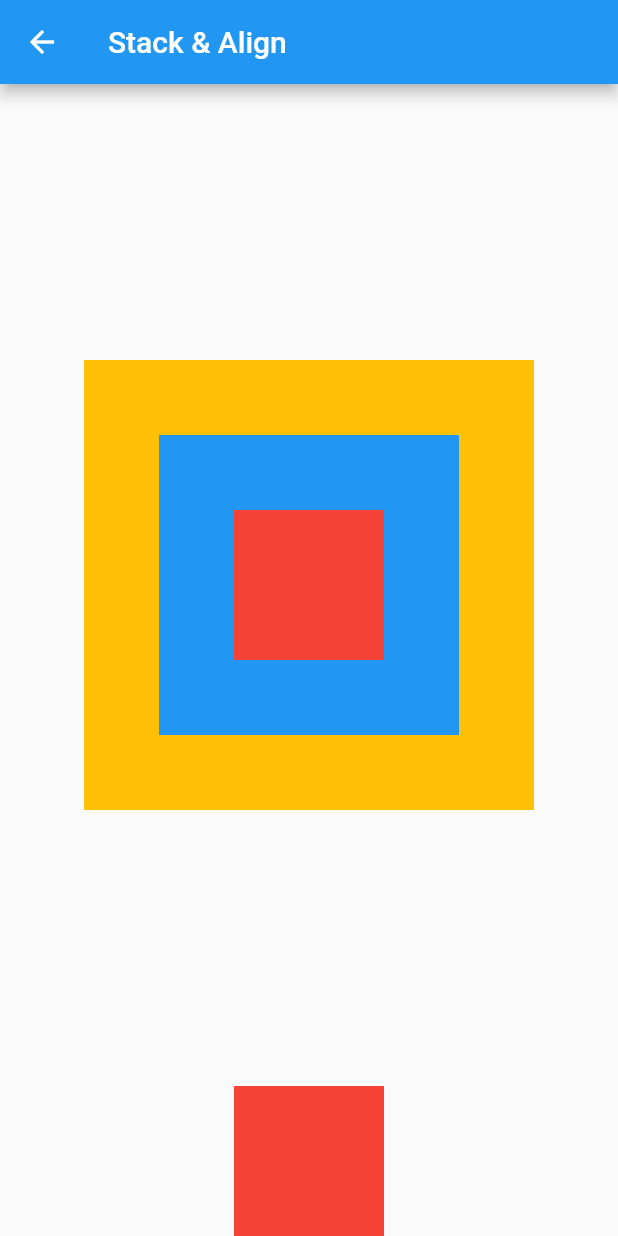
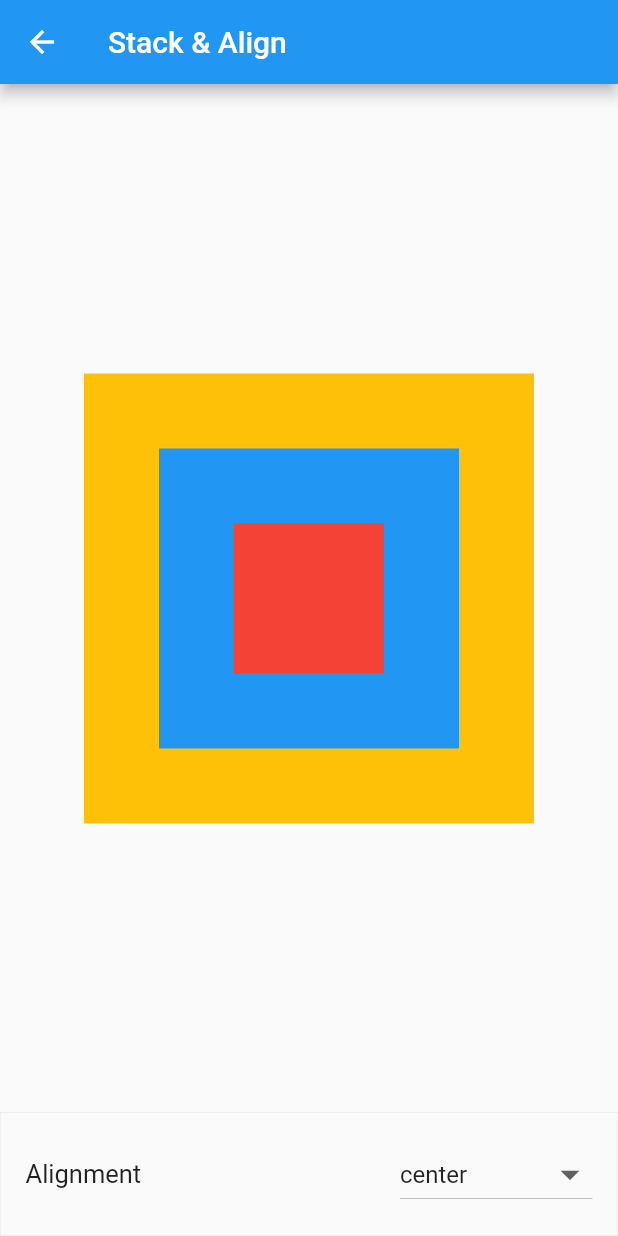
Before and after one commit to luke-nguyen-goldenowl/flutter_widget_app, a Flutter app: the StackAndAlign screen opened directly, on a phone screen of 412 x 824 dp. Run offline on Flutter 3.47's test engine with Material 2 defaults, Android fonts, the phone set to English and light mode, and no system bars.

Commit message:
update stack_and_align.dart

```diff
--- a/lib/screens/stack_and_align.dart
+++ b/lib/screens/stack_and_align.dart
@@ -1,9 +1,27 @@
 import 'package:flutter/material.dart';
 
-class StackAndAlign extends StatelessWidget {
+class StackAndAlign extends StatefulWidget {
   static const String routeName = '/stack-&-align';
 
   const StackAndAlign({Key? key}) : super(key: key);
+
+  @override
+  _StackAndAlignState createState() => _StackAndAlignState();
+}
+
+class _StackAndAlignState extends State<StackAndAlign> {
+  final List<Alignment> _listAlign = [
+    Alignment.center,
+    Alignment.centerLeft,
+    Alignment.centerRight,
+    Alignment.topCenter,
+    Alignment.topLeft,
+    Alignment.topRight,
+    Alignment.bottomCenter,
+    Alignment.bottomLeft,
+    Alignment.bottomRight,
+  ];
+  Alignment _align = Alignment.center;
 
   @override
   Widget build(BuildContext context) {
@@ -17,7 +35,7 @@ class StackAndAlign extends StatelessWidget {
             child: Container(
               alignment: Alignment.center,
               child: Stack(
-                alignment: Alignment.center,
+                alignment: _align,
                 children: [
                   Container(
                     height: 300,
@@ -39,9 +57,48 @@ class StackAndAlign extends StatelessWidget {
             ),
           ),
           Container(
-            height: 100,
-            width: 100,
-            color: Colors.red,
+            decoration: BoxDecoration(
+              border: Border.all(width: 0.03),
+            ),
+            child: _myDrop<Alignment>(
+              _align,
+              _listAlign,
+              onChangeValue: (val) {
+                setState(() {
+                  _align = val;
+                });
+              },
+            ),
+          ),
+        ],
+      ),
+    );
+  }
+
+  Widget _myDrop<T>(T myValue, List<T> myList, {required onChangeValue}) {
+    return Padding(
+      padding: const EdgeInsets.all(17),
+      child: Row(
+        children: [
+          Expanded(
+            child: Text(
+              myValue.runtimeType.toString(),
+              style: const TextStyle(fontSize: 17),
+            ),
+          ),
+          DropdownButton<T>(
+            borderRadius: BorderRadius.circular(10),
+            value: myValue,
+            icon: const Icon(Icons.arrow_drop_down),
+            iconSize: 30,
+            elevation: 16,
+            onChanged: onChangeValue,
+            items: myList.map((T value) {
+              return DropdownMenuItem<T>(
+                value: value,
+                child: Text(value.toString().split('.').last),
+              );
+            }).toList(),
           ),
         ],
       ),
```
